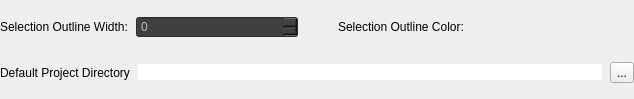
Before: the Qt Designer form src/dialogs/preferences/worldsettings.ui in jahshaka/Studio, drawn with Qt 5.
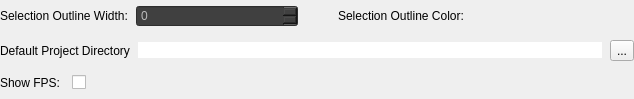
After: the same form once the commit is applied. Icons and pictures are not drawn. Custom widgets are drawn as their Qt base class.

Commit message: Add fps option to preferences ui

Diff of the .ui file:
```diff
--- a/src/dialogs/preferences/worldsettings.ui
+++ b/src/dialogs/preferences/worldsettings.ui
@@ -186,6 +186,37 @@
      </item>
     </layout>
    </item>
+   <item row="2" column="0">
+    <layout class="QHBoxLayout" name="horizontalLayout_2">
+     <item>
+      <widget class="QLabel" name="label_2">
+       <property name="text">
+        <string>Show FPS: </string>
+       </property>
+      </widget>
+     </item>
+     <item>
+      <widget class="QCheckBox" name="checkBox">
+       <property name="text">
+        <string/>
+       </property>
+      </widget>
+     </item>
+     <item>
+      <spacer name="horizontalSpacer_2">
+       <property name="orientation">
+        <enum>Qt::Horizontal</enum>
+       </property>
+       <property name="sizeHint" stdset="0">
+        <size>
+         <width>40</width>
+         <height>20</height>
+        </size>
+       </property>
+      </spacer>
+     </item>
+    </layout>
+   </item>
   </layout>
  </widget>
  <customwidgets>
```
